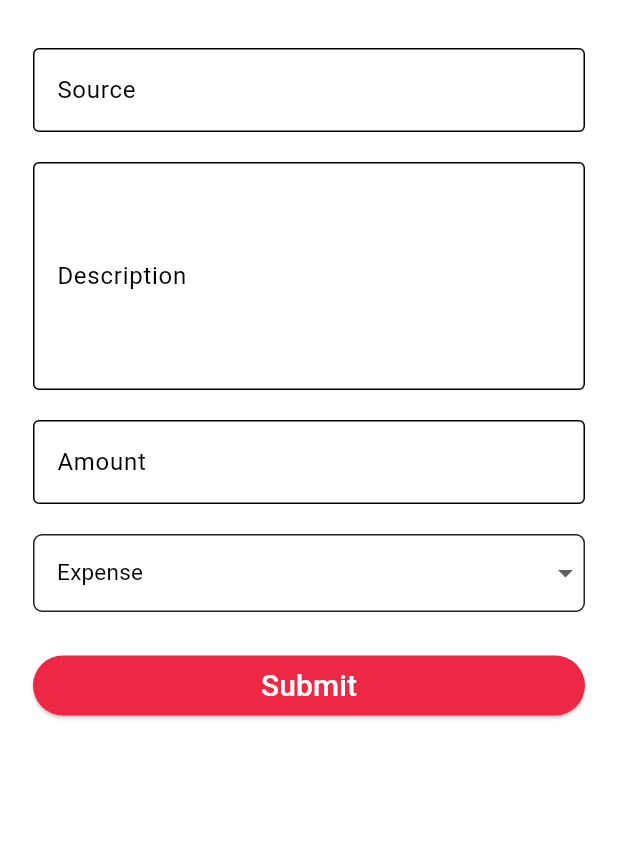
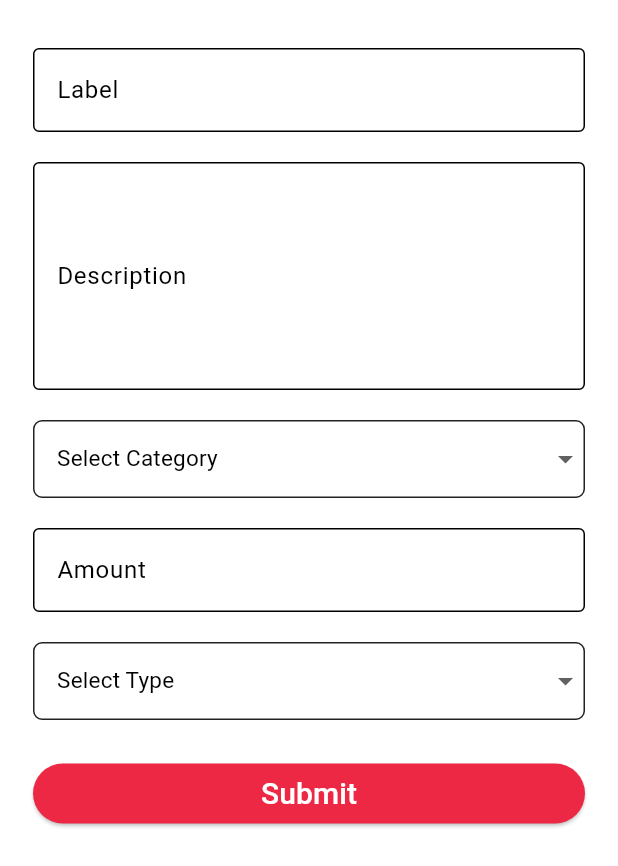
Before and after one commit to fatiqhussnain/SE-Lab-Project-2023, a Flutter app: the Expense screen opened directly, on a phone screen of 412 x 824 dp. Shown: the top 866 px of the screen. Run offline on Flutter 3.47's test engine with Material 3 defaults, Android fonts, the phone set to English and light mode, and no system bars; our stand-ins replace sqflite, sqflite_common, sqflite_common_ffi; accounts and stored records are empty.

Commit message:
Added CRUD files for all Tables

```diff
--- /dev/null
+++ b/lib/CRUD/CRUD.dart
@@ -0,0 +1,2 @@
+export 'SqlHelper.dart';
+export 'TransactionCRUD.dart';
--- a/lib/CRUD/SqlHelper.dart
+++ b/lib/CRUD/SqlHelper.dart
@@ -63,7 +63,7 @@ class SqlHelper {
             );
 
             """"");
-    print("sdcard ${db.path}");
+    // print("sdcard ${db.path}");
   }
   static Future<Database> db() async {
     print('db is called   ');
@@ -76,8 +76,7 @@ class SqlHelper {
       },
     );
     Database d = await db;
-    createTables(d);
-    return db;
+    return d;
   }
 
   static Future<void> deleteMyDatabase() async {
--- /dev/null
+++ b/lib/Models/Models.dart
@@ -0,0 +1,5 @@
+export 'Budget.dart';
+export 'Reminder.dart';
+export 'Saving.dart';
+export 'Transaction.dart';
+export 'Transfer.dart';
--- a/lib/Screens/Expense.dart
+++ b/lib/Screens/Expense.dart
@@ -15,8 +15,12 @@ class _ExpenseState extends State<Expense> {
   TextEditingController c2 = TextEditingController();
   TextEditingController c3 = TextEditingController();
 
-  final List<String> items = ['Expense', 'Lending'];
-  String selectedValue = 'Expense';
+  final List<String> items = ['Select Type','Expense', 'Lending'];
+  String selectedValue = 'Select Type';
+
+
+  final List<String> categories = ['Select Category','Food', 'Education', 'Transportation', 'Entertainment', 'Health', 'Others'];
+  String selectedCategory = 'Select Category';
 
   @override
   Widget build(BuildContext context) {
@@ -28,7 +32,7 @@ class _ExpenseState extends State<Expense> {
             MaterialTextField(
               isPassword: false,
               controller: c1,
-              labelText: "Source",
+              labelText: "Label",
               marginTop: 10,
               marginBottom: 10,
               width: 500,
@@ -44,6 +48,47 @@ class _ExpenseState extends State<Expense> {
               isReadOnly: false,
               isMultiline: true,
             ),
+            Container(
+              margin: const EdgeInsets.fromLTRB(0, 10, 0, 10),
+              decoration: BoxDecoration(
+                borderRadius: BorderRadius.circular(6),
+                border: Border.all(
+                  color: Colors.black87,
+                  width: 1,
+                ),
+              ),
+
+              child: DropdownButton<String>(
+                underline: const SizedBox(),
+                itemHeight: 50,
+                borderRadius: BorderRadius.circular(20),
+                isExpanded: true,
+                value: selectedCategory,
+                onChanged: (String? newValue) {
+                  // Handle when an item is selected
+                  // Typically, you would use setState to update the UI
+                  setState(() {
+                    selectedCategory = newValue!;
+                  });
+                },
+                items: categories.map<DropdownMenuItem<String>>((String value) {
+                  return DropdownMenuItem<String>(
+                    value: value,
+                    child: Padding(
+                      padding: const EdgeInsets.fromLTRB(15, 0, 0, 0),
+                      child: Text(
+                          value,
+                          style: const TextStyle(
+                              fontSize: 15,
+                              fontWeight: FontWeight.normal
+                          )
+                      ),
+                    ),
+                  );
+                }).toList(),
+              ),
+            ),
+
             MaterialTextField(
               isPassword: false,
               controller: c2,
@@ -54,6 +99,8 @@ class _ExpenseState extends State<Expense> {
               isReadOnly: false,
               isMultiline: false,
             ),
+
+
             Container(
               decoration: BoxDecoration(
                 borderRadius: BorderRadius.circular(6),
@@ -83,9 +130,9 @@ class _ExpenseState extends State<Expense> {
                       padding: const EdgeInsets.fromLTRB(15, 0, 0, 0),
                       child: Text(
                           value,
-                        style: const TextStyle(
-                            fontSize: 15,
-                          fontWeight: FontWeight.normal
+                          style: const TextStyle(
+                              fontSize: 15,
+                              fontWeight: FontWeight.normal
                           )
                       ),
                     ),
@@ -93,9 +140,12 @@ class _ExpenseState extends State<Expense> {
                 }).toList(),
               ),
             ),
+
             const SizedBox(
               height: 25,
             ),
+
+
             ElevatedButton(
               onPressed: (){},
               style: ElevatedButton.styleFrom(
--- a/lib/Screens/HomeNavigation.dart
+++ b/lib/Screens/HomeNavigation.dart
@@ -2,7 +2,7 @@ import 'package:finance_tracker/Screens/Expense.dart';
 import 'package:finance_tracker/Screens/Home.dart';
 import 'package:finance_tracker/Screens/Income.dart';
 import 'package:flutter/material.dart';
-import 'package:finance_tracker/CRUD/SqlHelper.dart';
+import 'package:finance_tracker/CRUD/CRUD.dart';
 import '/AppColors.dart';
 
 class HomeNavigation extends StatefulWidget {
@@ -18,10 +18,6 @@ class _HomeNavigationState extends State<HomeNavigation> {
   @override
   void initState() {
     super.initState();
-
-
-    SqlHelper.deleteMyDatabase();
-    SqlHelper.db();
   }
 
   @override
```
Also changed, not shown: lib/CRUD/BudgetCRUD.dart (added, +30 -0 lines), lib/CRUD/ReminderCRUD.dart (added, +30 -0 lines), lib/CRUD/SavingCRUD.dart (added, +30 -0 lines), lib/CRUD/TransactionCRUD.dart (added, +31 -0 lines), lib/CRUD/TransferCRUD.dart (added, +30 -0 lines), lib/Models/Transaction.dart (+8 -3 lines), lib/Screens/Home.dart (+19 -1 lines), lib/Screens/Income.dart (+49 -7 lines).
